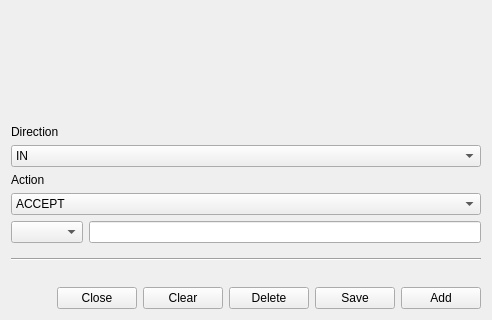
Old version of the form ui/opensnitch/res/firewall_rule.ui in the repository evilsocket/opensnitch; both pictures show x 0 to 492 and y 280 to 600 of the 492 by 600 pixel window.
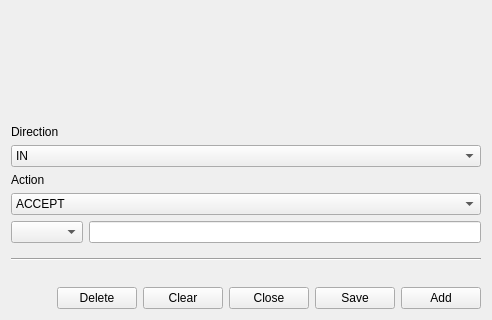
New version of the form. Icons and pictures are not drawn.

Commit message:
ui,fw: improved fw rule dialog buttons layout
Closes: #1330

What changed in the file:
```diff
--- a/ui/opensnitch/res/firewall_rule.ui
+++ b/ui/opensnitch/res/firewall_rule.ui
@@ -402,6 +402,23 @@
        </property>
       </widget>
      </item>
+     <item>
+      <widget class="QPushButton" name="cmdDelete">
+       <property name="sizePolicy">
+        <sizepolicy hsizetype="Maximum" vsizetype="Fixed">
+         <horstretch>0</horstretch>
+         <verstretch>0</verstretch>
+        </sizepolicy>
+       </property>
+       <property name="text">
+        <string>Delete</string>
+       </property>
+       <property name="icon">
+        <iconset theme="edit-delete">
+         <normaloff>../../../../../../../../../../.designer/backup</normaloff>../../../../../../../../../../.designer/backup</iconset>
+       </property>
+      </widget>
+     </item>
      <item>
       <spacer name="horizontalSpacer">
        <property name="orientation">
@@ -415,17 +432,6 @@
        </property>
       </spacer>
      </item>
-     <item>
-      <widget class="QPushButton" name="cmdClose">
-       <property name="text">
-        <string>Close</string>
-       </property>
-       <property name="icon">
-        <iconset theme="window-close">
-         <normaloff>../../../../../../../../../../../../../../../../../../../../../../../../../../.designer/backup</normaloff>../../../../../../../../../../../../../../../../../../../../../../../../../../.designer/backup</iconset>
-       </property>
-      </widget>
-     </item>
      <item>
       <widget class="QPushButton" name="cmdReset">
        <property name="text">
@@ -438,9 +444,9 @@
       </widget>
      </item>
      <item>
-      <widget class="QPushButton" name="cmdDelete">
+      <widget class="QPushButton" name="cmdClose">
        <property name="text">
-        <string>Delete</string>
+        <string>Close</string>
        </property>
        <property name="icon">
         <iconset theme="edit-delete">
```
Left out of the diff: 4 changed lines with no effect on the pictures.
